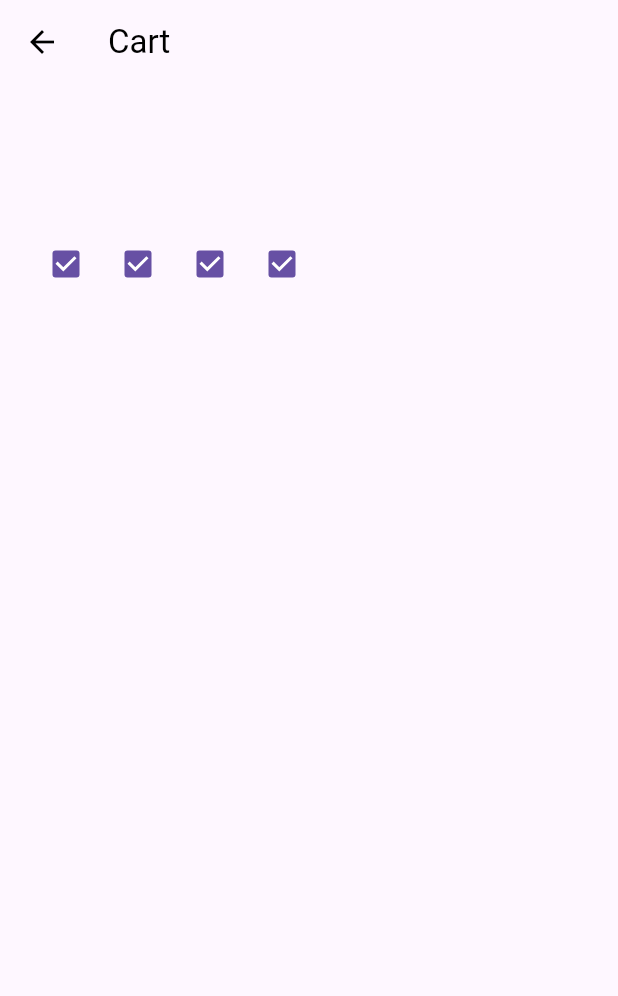
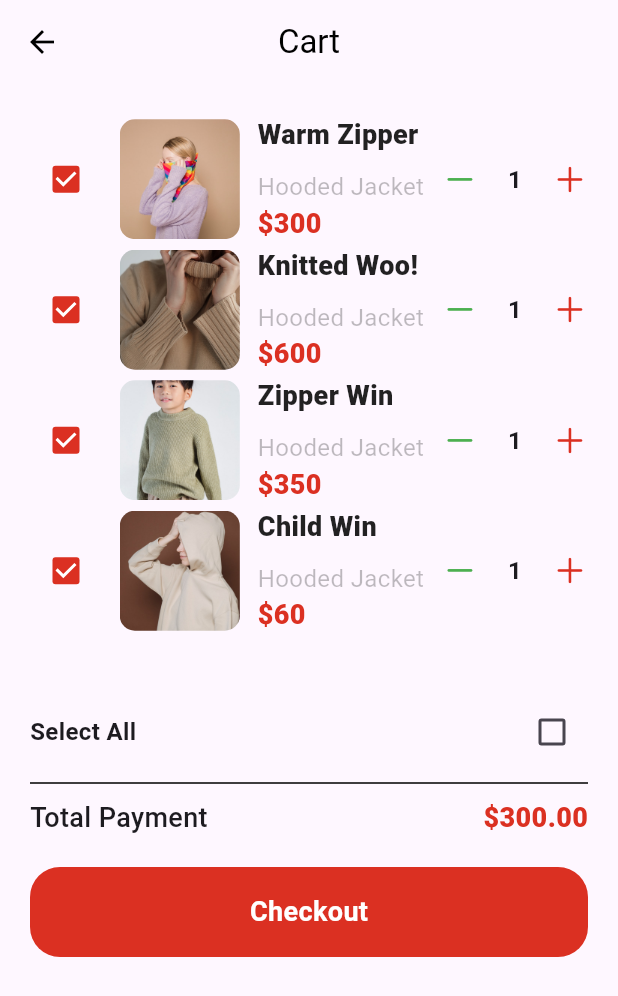
Before and after one commit to ESHREF38/e_commerse, a Flutter app: the CartScreen screen opened directly, on a phone screen of 412 x 824 dp. Shown: the top 996 px of the screen. Run offline on Flutter 3.47's test engine with Material 3 defaults, Android fonts, the phone set to English and light mode, and no system bars; our stand-ins replace animated_bottom_navigation_bar, fan_carousel_image_slider, flutter_rating_bar, introduction_screen; missing offline and left inert: dart:js, sms_otp_auto_verify.

Commit message:
cartScreen

```diff
--- a/lib/main.dart
+++ b/lib/main.dart
@@ -1,4 +1,3 @@
-import 'package:e_commerse/screens/cart_screen.dart';
 import 'package:e_commerse/screens/splash_screen.dart';
 import 'package:flutter/material.dart';
 
@@ -17,7 +16,7 @@ class MyApp extends StatelessWidget {
       theme: ThemeData(
         primaryColor: Color(0xFFDB3022),
       ),
-      home:CartScreen(),
+      home:SplashScreen(),
     );
   }
 }
--- a/lib/screens/cart_screen.dart
+++ b/lib/screens/cart_screen.dart
@@ -1,3 +1,5 @@
+import 'package:e_commerse/widgets/container_button_modal.dart';
+import 'package:flutter/cupertino.dart';
 import 'package:flutter/material.dart';
 
 class CartScreen extends StatelessWidget {
@@ -24,6 +26,9 @@ class CartScreen extends StatelessWidget {
 
   @override
   Widget build(BuildContext context) {
+    bool? index = false;
+
+
     return Scaffold(
       appBar: AppBar(
         title: Text("Cart"),
@@ -31,6 +36,7 @@ class CartScreen extends StatelessWidget {
         backgroundColor: Colors.transparent,
         foregroundColor: Colors.black,
         elevation: 0,
+        centerTitle: true,
       ),
       body: SingleChildScrollView(
         child: Padding(
@@ -38,24 +44,147 @@ class CartScreen extends StatelessWidget {
           child: Column(
             children: [
               Container(
-                height: 200,
                 child: ListView.builder(
                   itemCount: imagelist.length,
                   shrinkWrap: true,
-                  scrollDirection: Axis.horizontal,
+                  physics: NeverScrollableScrollPhysics(),
+                  scrollDirection: Axis.vertical,
                   itemBuilder: (BuildContext context, int index) {
                     return Container(
-                      margin: EdgeInsets.symmetric(vertical: 10),
+                      margin: EdgeInsets.symmetric(vertical: 1),
                       child: Row(
                         mainAxisAlignment: MainAxisAlignment.spaceBetween,
                         children: [
-                          Checkbox( splashRadius: 20,value: true, onChanged: (val){})
+                          Checkbox(
+                            splashRadius: 20,
+                            value: true,
+                            activeColor: Color(0xFFDB3022),
+                            onChanged: (val) {},
+                          ),
+                          ClipRRect(
+                            borderRadius: BorderRadius.circular(10),
+                            child: Image.asset(
+                              imagelist[index],
+                              height: 80,
+                              width: 80,
+                              fit: BoxFit.cover,
+                            ),
+                          ),
+                          Column(
+                            crossAxisAlignment: CrossAxisAlignment.start,
+                            children: [
+                              Text(
+                                productTitles[index],
+                                style: TextStyle(
+                                  color: Colors.black87,
+                                  fontWeight: FontWeight.w900,
+                                  fontSize: 18,
+                                ),
+                              ),
+                              SizedBox(
+                                height: 10,
+                              ),
+                              Text(
+                                "Hooded Jacket",
+                                style: TextStyle(
+                                  color: Colors.black26,
+                                  fontSize: 16,
+                                ),
+                              ),
+                              Text(
+                                prices[index],
+                                style: TextStyle(
+                                    color: Color(0xFFDB3022),
+                                    fontSize: 18,
+                                    fontWeight: FontWeight.w900),
+                              ),
+                            ],
+                          ),
+                          Row(
+                            children: [
+                              Icon(
+                                CupertinoIcons.minus,
+                                color: Colors.green,
+                              ),
+                              SizedBox(width: 20),
+                              Text(
+                                "1",
+                                style: TextStyle(
+                                  fontSize: 16,
+                                  fontWeight: FontWeight.w700,
+                                ),
+                              ),
+                              SizedBox(width: 20),
+                              Icon(
+                                CupertinoIcons.plus,
+                                color: Color(0xFFDB3022),
+                              ),
+                            ],
+                          )
                         ],
                       ),
                     );
                   },
                 ),
               ),
+              SizedBox(height: 40),
+              Row(
+                mainAxisAlignment: MainAxisAlignment.spaceBetween,
+                children: [
+                  Text(
+                    "Select All",
+                    style: TextStyle(
+                      fontSize: 16,
+                      fontWeight: FontWeight.w700,
+                    ),
+                  ),
+                  Checkbox(
+                    value: index,
+                    splashRadius: 20,
+                    activeColor: Color(0xFFDB3022),
+                    onChanged: ( index) {
+
+                    },
+                  )
+                ],
+              ),
+              Divider(
+                height: 20,
+                thickness: 1,
+                color: Colors.black,
+              ),
+              Row(
+                mainAxisAlignment: MainAxisAlignment.spaceBetween,
+                children: [
+                  Text(
+                    "Total Payment",
+                    style: TextStyle(
+                      fontSize: 18,
+                      fontWeight: FontWeight.w500,
+                    ),
+                  ),
+                  Text(
+                    "\$300.00",
+                    style: TextStyle(
+                      fontSize: 18,
+                      fontWeight: FontWeight.w900,
+                      color: Color(0xFFDB3022),
+                    ),
+                  ),
+                ],
+              ),
+              SizedBox(height: 20),
+              Container(
+                child: InkWell(
+                  onTap: () {},
+                  child: ContainerButtonModel(
+                    itext: "Checkout",
+                    bgColor: Color(0xFFDB3022),
+                    containerWidth: MediaQuery.of(context).size.width,
+                  ),
+                ),
+              ),
+              SizedBox(height: 20),
             ],
           ),
         ),
--- a/lib/screens/login_screen.dart
+++ b/lib/screens/login_screen.dart
@@ -1,5 +1,6 @@
 import 'package:e_commerse/screens/forgot_screen.dart';
 import 'package:e_commerse/screens/home_screen.dart';
+import 'package:e_commerse/screens/navigation_screen.dart';
 import 'package:e_commerse/screens/sign_up_screen.dart';
 import 'package:flutter/material.dart';
 
@@ -72,7 +73,7 @@ class LoginScreen extends StatelessWidget {
                           Navigator.push(
                             context,
                             MaterialPageRoute(
-                                builder: (context) => HomeScreen()),
+                                builder: (context) => NavigationScreen()),
                           );
                         },
                         child: Text(
--- a/lib/screens/onboarding_screen.dart
+++ b/lib/screens/onboarding_screen.dart
@@ -1,4 +1,5 @@
 import 'package:e_commerse/screens/home_screen.dart';
+import 'package:e_commerse/screens/login_screen.dart';
 import 'package:flutter/material.dart';
 import 'package:introduction_screen/introduction_screen.dart';
 
@@ -19,10 +20,7 @@ class Onboardingscreen extends StatelessWidget {
       globalBackgroundColor: Colors.white,
       pages: [
         PageViewModel(
-
           title: "Shop Now",
-
-
           body:
               "Lorem Ipsum is simply dummy text of the printing and typesetting industry. Lorem Ipsum has been the industry's standard dummy text ever since the 1500s",
           image: Image.asset(
@@ -60,7 +58,7 @@ class Onboardingscreen extends StatelessWidget {
                 onPressed: () {
                   Navigator.push(
                     context,
-                    MaterialPageRoute(builder: (context) => HomeScreen()),
+                    MaterialPageRoute(builder: (context) => LoginScreen()),
                   );
                 },
                 child: Text(
--- a/lib/screens/product_screen.dart
+++ b/lib/screens/product_screen.dart
@@ -13,9 +13,17 @@ class ProductScreen extends StatelessWidget {
   @override
   Widget build(BuildContext context) {
     return Scaffold(
+      appBar: AppBar(
+        title: Text("Product Overview"),
+        leading: BackButton(),
+        backgroundColor: Colors.transparent,
+        foregroundColor: Colors.black,
+        elevation: 0,
+        centerTitle: true,
+      ),
       body: SingleChildScrollView(
         child: Padding(
-          padding: const EdgeInsets.all(20),
+          padding: const EdgeInsets.all(15),
           child: Column(
             mainAxisAlignment: MainAxisAlignment.center,
             crossAxisAlignment: CrossAxisAlignment.center,
```
